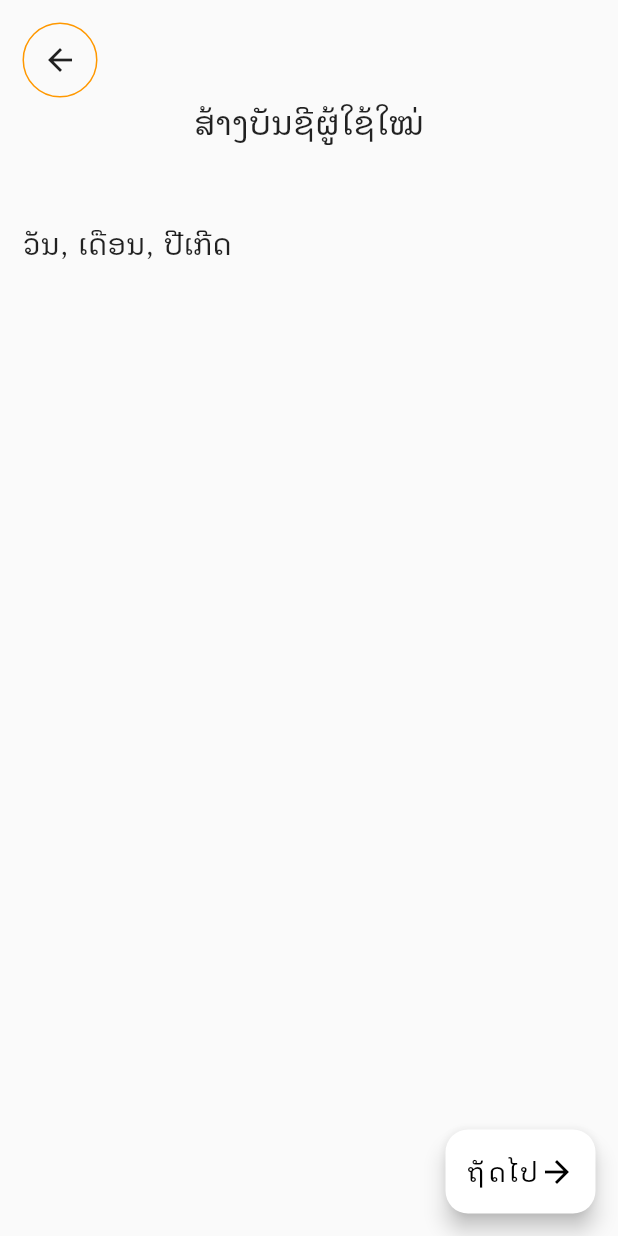
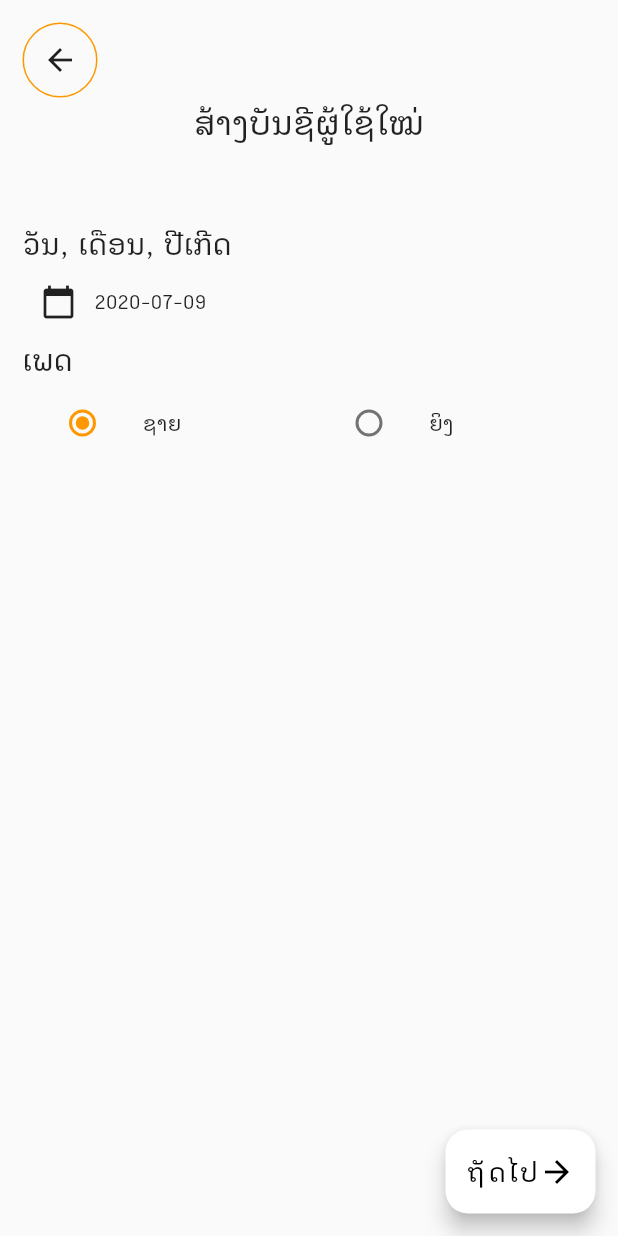
Before and after one commit to Nanthavath/fitfunction, a Flutter app: the GetBirthDayPage screen opened directly, on a phone screen of 412 x 824 dp. Run offline on Flutter 3.47's test engine with Material 2 defaults, Android fonts, the phone set to English and light mode, and no system bars; our stand-ins replace cloud_firestore, firebase_auth; accounts and stored records are empty.

Commit message:
get register pages

```diff
--- a/lib/screens/createAccount/getBirthDayPage.dart
+++ b/lib/screens/createAccount/getBirthDayPage.dart
@@ -1,3 +1,4 @@
+import 'package:fitfunction/screens/createAccount/getNamePage.dart';
 import 'package:fitfunction/screens/createAccount/getEmailPage.dart';
 import 'package:fitfunction/validator.dart';
 import 'package:flutter/material.dart';
@@ -5,12 +6,66 @@ import 'package:flutter/material.dart';
 final formKey = GlobalKey<FormState>();
 
 // ignore: must_be_immutable
-class GetBirthDayPage extends StatelessWidget {
-  String _name;
-  String _surname;
+
+class GetBirthDayPage extends StatefulWidget {
+  @override
+  _GetBirthDayPageState createState() => _GetBirthDayPageState();
+}
+
+enum Genders { male, female }
+
+class _GetBirthDayPageState extends State<GetBirthDayPage> {
+  Genders _genders = Genders.male;
+  DateTime selectedDate = DateTime.now();
+  String _gender;
+
+  Future<Null> _selectDate(BuildContext context) async {
+    final DateTime picked = await showDatePicker(
+        context: context,
+        initialDate: selectedDate,
+        firstDate: DateTime(2015, 8),
+        lastDate: DateTime(2101));
+    if (picked != null && picked != selectedDate)
+      setState(() {
+        selectedDate = picked;
+      });
+  }
 
   @override
   Widget build(BuildContext context) {
+    final males = ListTile(
+      title: const Text('ຊາຍ'),
+      leading: Radio(
+        value: Genders.male,
+        groupValue: _genders,
+        onChanged: (Genders value) {
+          setState(() {
+            _genders = value;
+            if (value == Genders.male) {
+              _gender = 'ຊາຍ';
+            }
+            users.gender = _gender;
+          });
+        },
+      ),
+    );
+    final females = ListTile(
+      title: const Text('ຍິງ'),
+      leading: Radio(
+        value: Genders.female,
+        groupValue: _genders,
+        onChanged: (Genders value) {
+          setState(() {
+            _genders = value;
+            if (value == Genders.female) {
+              _gender = 'ຍິງ';
+            }
+            users.gender = _gender;
+          });
+        },
+      ),
+    );
+
     final surnameText = TextFormField(
       textAlign: TextAlign.center,
       decoration: InputDecoration(
@@ -19,16 +74,7 @@ class GetBirthDayPage extends StatelessWidget {
           ),
           hintText: 'ນາມສະກຸນ'),
     );
-    final nameText = TextFormField(
-      textAlign: TextAlign.center,
-      decoration: InputDecoration(
-          hintStyle: TextStyle(
-            fontSize: 20,
-          ),
-          hintText: 'ຊື່'),
-      validator: Validator.nameValidate,
-      onSaved: (value) => _name = value,
-    );
+
     final summitButton = Align(
       alignment: Alignment.bottomRight,
       child: SizedBox(
@@ -88,6 +134,29 @@ class GetBirthDayPage extends StatelessWidget {
                         'ວັນ, ເດືອນ, ປີເກີດ',
                         style: TextStyle(fontSize: 22),
                       ),
+                      Row(
+                        children: <Widget>[
+                          IconButton(
+                            icon: Icon(Icons.calendar_today),
+                            onPressed: () {
+                              _selectDate(context);
+                              users.birthDay =
+                                  '${selectedDate.toLocal()}'.split(' ')[0];
+                            },
+                          ),
+                          Text('${selectedDate.toLocal()}'.split(' ')[0]),
+                        ],
+                      ),
+                      Text(
+                        'ເພດ',
+                        style: TextStyle(fontSize: 22),
+                      ),
+                      Row(
+                        children: <Widget>[
+                          Expanded(child: males),
+                          Expanded(child: females),
+                        ],
+                      ),
                     ],
                   ),
                 ),
@@ -103,5 +172,6 @@ class GetBirthDayPage extends StatelessWidget {
   void submit(BuildContext context) {
     Navigator.of(context).push(
         MaterialPageRoute(builder: (BuildContext context) => GetEmailPage()));
+    print('${users.birthDay}\nGender:${users.gender}');
   }
 }
--- a/lib/screens/createAccount/getEmailPage.dart
+++ b/lib/screens/createAccount/getEmailPage.dart
@@ -1,11 +1,11 @@
 import 'package:fitfunction/models/users.dart';
+import 'package:fitfunction/screens/createAccount/getNamePage.dart';
 import 'package:fitfunction/screens/createAccount/getPasswordPage.dart';
 import 'package:fitfunction/validator.dart';
 import 'package:flutter/cupertino.dart';
 import 'package:flutter/material.dart';
 
 final formKey = GlobalKey<FormState>();
-  Users users = Users();
 
 // ignore: must_be_immutable
 class GetEmailPage extends StatelessWidget {
--- a/lib/screens/loginPage.dart
+++ b/lib/screens/loginPage.dart
@@ -1,4 +1,5 @@
 import 'package:fitfunction/authentication.dart';
+import 'package:fitfunction/models/users.dart';
 import 'package:fitfunction/screens/createAccount/getEmailPage.dart';
 import 'package:fitfunction/screens/createAccount/getNamePage.dart';
 import 'package:fitfunction/screens/homePages/homePage.dart';
@@ -9,6 +10,7 @@ final formKey = GlobalKey<FormState>();
 
 class LoginPage extends StatelessWidget {
   Authentication authentication = Authentication();
+  Users users = Users();
 
   @override
   Widget build(BuildContext context) {
--- a/pubspec.yaml
+++ b/pubspec.yaml
@@ -31,6 +31,7 @@ dependencies:
   #my dependencies
   firebase_auth: ^0.16.1
   google_sign_in: ^4.5.1
+  cloud_firestore: ^0.13.7
 
 dev_dependencies:
   flutter_test:
```
Also changed, not shown: lib/authentication.dart (+3 -4 lines), lib/models/users.dart (+20 -5 lines), lib/screens/createAccount/getNamePage.dart (+4 -6 lines), lib/screens/createAccount/getPasswordPage.dart (+29 -17 lines), lib/validator.dart (+12 -11 lines), pubspec.lock.
